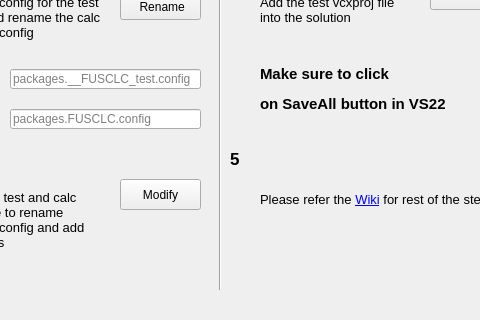
This is Main.ui in PatelVishalTR/UnitTestHelper as Qt 5 draws it before an edit; both pictures show x 110 to 590 and y 220 to 540 of the 700 by 540 pixel window. The edited form follows.
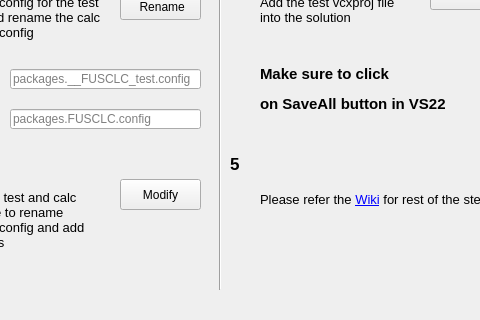
This is the edited form.

Commit message: Add to sln button

Diff of the .ui file:
```diff
--- a/Main.ui
+++ b/Main.ui
@@ -280,7 +280,7 @@
       <x>340</x>
       <y>350</y>
       <width>21</width>
-      <height>21</height>
+      <height>31</height>
      </rect>
     </property>
     <property name="font">
```
Left out of the diff: 2 changed lines with no effect on the pictures. The commit also changes 1 other file.
